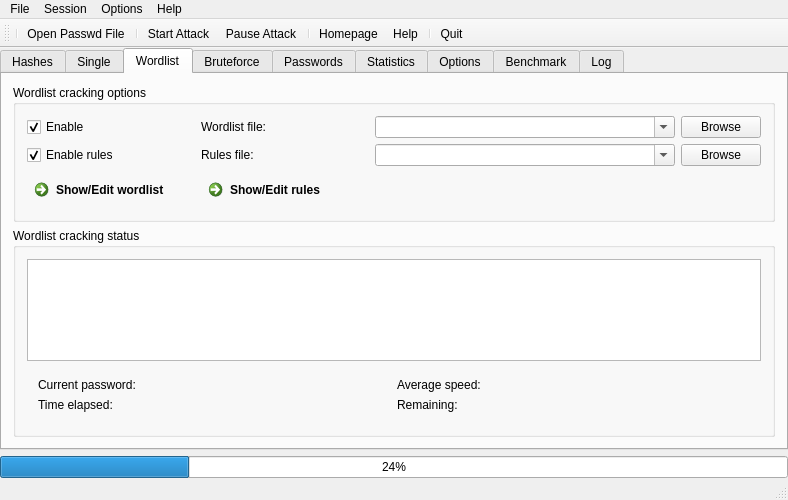
Before: the Qt Designer form mainwindow.ui in openwall/johnny, drawn with Qt 5.
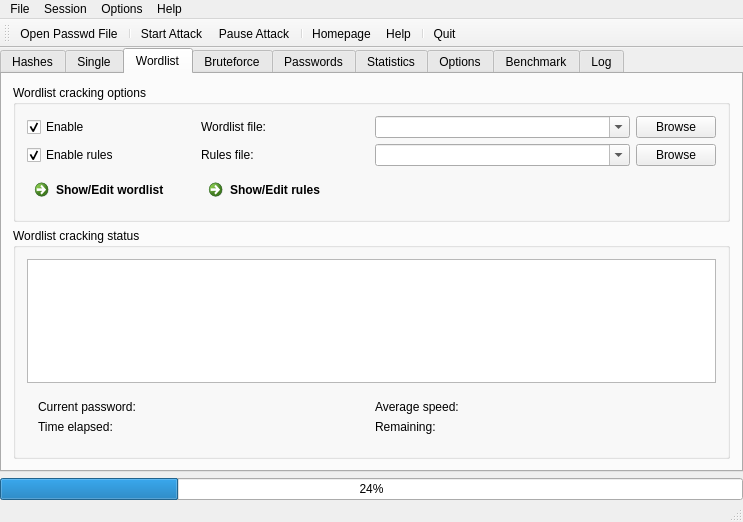
After: the same form once the commit is applied. The open tabs and pages were chosen to show the change. Icons and pictures are not drawn.

What changed in the file:
```diff
--- a/mainwindow.ui
+++ b/mainwindow.ui
@@ -6,10 +6,16 @@
    <rect>
     <x>0</x>
     <y>0</y>
-    <width>720</width>
-    <height>500</height>
+    <width>743</width>
+    <height>522</height>
    </rect>
   </property>
+  <property name="sizePolicy">
+   <sizepolicy hsizetype="Minimum" vsizetype="Preferred">
+    <horstretch>0</horstretch>
+    <verstretch>0</verstretch>
+   </sizepolicy>
+  </property>
   <property name="windowTitle">
    <string>Johnny</string>
   </property>
@@ -209,9 +215,15 @@
           <layout class="QGridLayout" name="gridLayout_4">
            <item row="0" column="2">
             <widget class="QComboBox" name="comboBox_2">
+             <property name="sizePolicy">
+              <sizepolicy hsizetype="Expanding" vsizetype="Fixed">
+               <horstretch>0</horstretch>
+               <verstretch>0</verstretch>
+              </sizepolicy>
+             </property>
              <property name="minimumSize">
               <size>
-               <width>300</width>
+               <width>0</width>
                <height>0</height>
               </size>
              </property>
@@ -256,9 +268,15 @@
            </item>
            <item row="1" column="2">
             <widget class="QComboBox" name="comboBox_3">
+             <property name="sizePolicy">
+              <sizepolicy hsizetype="Expanding" vsizetype="Fixed">
+               <horstretch>0</horstretch>
+               <verstretch>0</verstretch>
+              </sizepolicy>
+             </property>
              <property name="minimumSize">
               <size>
-               <width>300</width>
+               <width>0</width>
                <height>0</height>
               </size>
              </property>
@@ -281,19 +299,6 @@
              </property>
             </widget>
            </item>
-           <item row="0" column="5">
-            <spacer name="horizontalSpacer">
-             <property name="orientation">
-              <enum>Qt::Horizontal</enum>
-             </property>
-             <property name="sizeHint" stdset="0">
-              <size>
-               <width>40</width>
-               <height>20</height>
-              </size>
-             </property>
-            </spacer>
-           </item>
            <item row="2" column="0">
             <widget class="QCommandLinkButton" name="commandLinkButton_3">
              <property name="text">
@@ -545,7 +550,6 @@
    <attribute name="toolBarBreak">
     <bool>false</bool>
    </attribute>
-   <addaction name="separator"/>
    <addaction name="actionOpen_Password"/>
    <addaction name="separator"/>
    <addaction name="actionStart_Attack"/>
@@ -562,7 +566,7 @@
     <rect>
      <x>0</x>
      <y>0</y>
-     <width>720</width>
+     <width>743</width>
      <height>25</height>
     </rect>
    </property>
```
Left out of the diff: 24 changed lines with no effect on the pictures.
